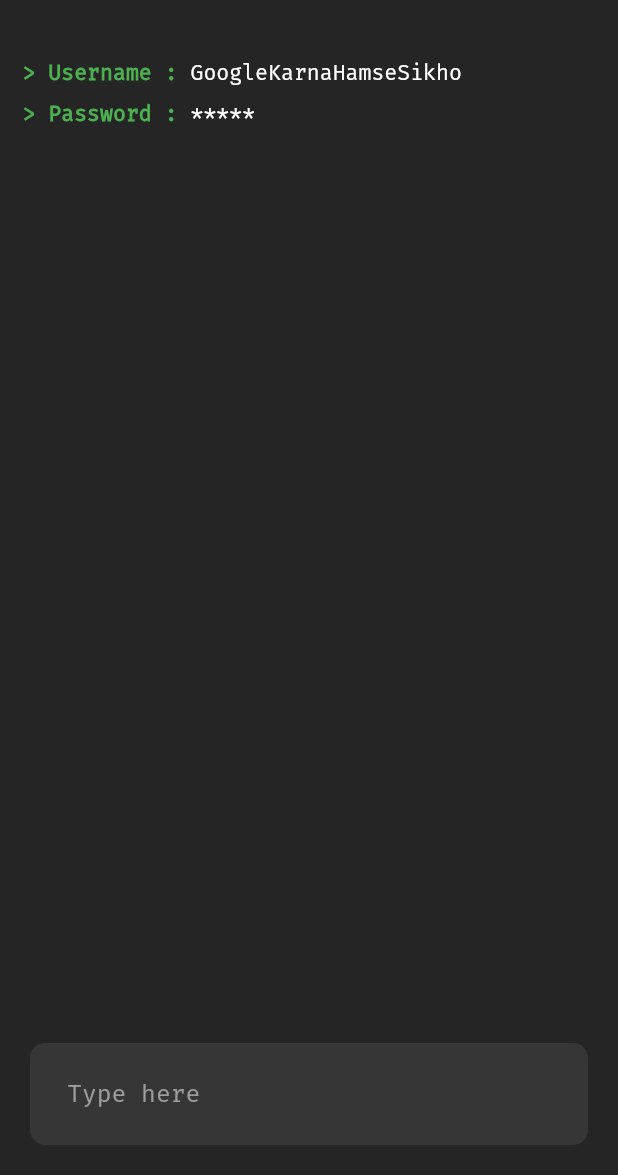
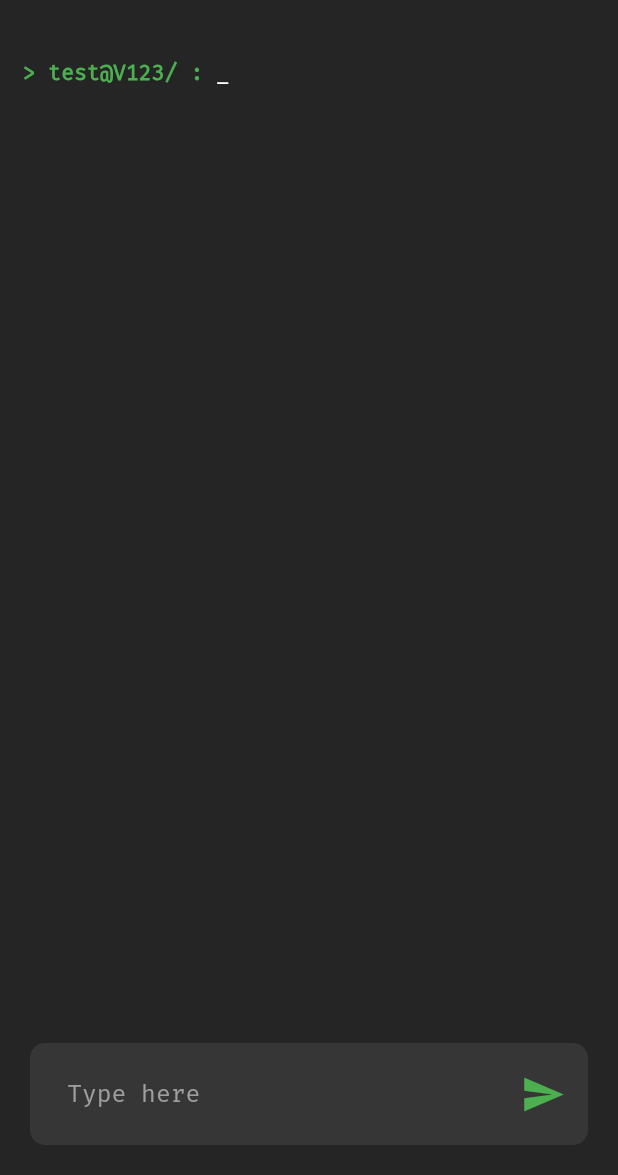
Before and after one commit to kkothari2001/twAIn, a Flutter app: the screen it shows after launch, on a phone screen of 412 x 824 dp, the part 61-1236 px from its top. Run offline on Flutter 3.47's test engine with Material 2 defaults, Android fonts, the light colour scheme and no system bars.

Commit message:
basic commands in mobile app

```diff
--- a/MobileApp/twain_app/lib/main.dart
+++ b/MobileApp/twain_app/lib/main.dart
@@ -1,8 +1,14 @@
 import 'package:flutter/material.dart';
+import 'package:twain_app/model/history.dart';
 
 void main() => runApp(MaterialApp(
   home: Home(),
 ));
+
+Map<String, String> commandsBook = {
+  'help' : 'Try \'ls\' and \'cd\' to navigate through the app.',
+};
+
 
 class HexColor extends Color {
   static int _getColorFromHex(String hexColor) {
@@ -23,8 +29,56 @@
 }
 
 class _HomeState extends State<Home> {
+  TextEditingController commandController = TextEditingController();
+  ScrollController _scrollController = new ScrollController();
+  List<History> histories = [];
+  String curDir = '/';
+
+  @override
+  void initState() {
+    // TODO: implement initState
+    super.initState();
+    History tempH = History(preCommand: 'test@V123' + curDir, command: '_', type: 0);
+    histories.add(tempH);
+  }
+
+  void setHistory(){
+    print('tap tap');
+      String commandtyped = commandController.text.trim();
+      // look thr my command book and check this command
+      History nextOutput;
+
+      if(commandtyped == 'help'){
+        nextOutput = History(preCommand: '', command: 'Try \'ls\' and \'cd\' to navigate through the app.', type: 1);
+      }else if(commandtyped.startsWith('cd')){
+        nextOutput = null;
+        String cdLoc = commandtyped.substring(3);
+        if(cdLoc == 'project'){
+          curDir = '/' + cdLoc + '/';
+        }
+      }else if(commandtyped == 'clear'){
+        nextOutput = History(preCommand: '', command: '😈 You can\'t clear your past.', type: 1);
+      }
+      else{
+        nextOutput = History(preCommand: '', command: 'Nothing like this exists.', type: 1);
+      }
+
+      setState(() {
+        histories[histories.length - 1].command = commandtyped;
+        if(nextOutput != null){
+          histories.add(nextOutput);
+        }
+        History tempH = History(preCommand: 'test@V123' + curDir, command: '_', type: 0);
+        histories.add(tempH);
+        commandController.clear();
+
+      });
+
+  }
+
   @override
   Widget build(BuildContext context) {
+
     return Scaffold(
       appBar: AppBar(
         backgroundColor: HexColor('252525'),
@@ -46,14 +100,19 @@
               child: Padding(
                 padding: const EdgeInsets.all(5.0),
                 child: Container(
-                  child: Column(
-                    children: <Widget>[
-                      Padding(
+                  child: ListView.builder(
+                    controller: _scrollController,
+                    //reverse: true,
+                    shrinkWrap: true,
+                    itemCount: histories.length,
+                    itemBuilder: (context, index){
+                      if(histories[index].type == 0){
+                        return Padding(
                           padding: const EdgeInsets.only(top: 10),
                           child: Row(
                             children: <Widget>[
                               Text(
-                              '> Username : ',
+                                '> ${histories[index].preCommand} : ',
                                 style: TextStyle(
                                   color: Colors.green,
                                   fontWeight: FontWeight.w600,
@@ -61,7 +120,7 @@
                                 ),
                               ),
                               Text(
-                              'GoogleKarnaHamseSikho',
+                                '${histories[index].command}',
                                 style: TextStyle(
                                   color: Colors.white,
                                   fontFamily: 'Firacode',
@@ -69,32 +128,77 @@
                               ),
                             ],
                           ),
-                      ),
-                      Padding(
+                        );
+                      }else if(histories[index].type == 1){
+                        return Padding(
                           padding: const EdgeInsets.only(top: 10),
                           child: Row(
                             children: <Widget>[
-                            Text(
-                              '> Password : ',
-                              style: TextStyle(
-                                color: Colors.green,
-                                fontWeight: FontWeight.w600,
-                                fontFamily: 'Firacode'
-                              ),
-                            ),
-                            Text(
-                              '*****',
+                              Flexible(
+                                child: Text(
+                                  '${histories[index].command}',
                                   style: TextStyle(
                                     color: Colors.white,
                                     fontFamily: 'Firacode',
                                   ),
                                 ),
+                              ),
                             ],
                           ),
+                        );
+                      }
+                    }
+
                   ),
+                  // child: Column(
+                  //   children: <Widget>[
+                  //     Padding(
+                  //       padding: const EdgeInsets.only(top: 10),
+                  //       child: Row(
+                  //         children: <Widget>[
+                  //           Text(
+                  //             '> Username : ',
+                  //             style: TextStyle(
+                  //               color: Colors.green,
+                  //               fontWeight: FontWeight.w600,
+                  //               fontFamily: 'Firacode'
+                  //             ),
+                  //           ),
+                  //           Text(
+                  //             'GoogleKarnaHamseSikho',
+                  //             style: TextStyle(
+                  //               color: Colors.white,
+                  //               fontFamily: 'Firacode',
+                  //             ),
+                  //           ),
+                  //         ],
+                  //       ),
+                  //     ),
+                  //     Padding(
+                  //       padding: const EdgeInsets.only(top: 10),
+                  //       child: Row(
+                  //         children: <Widget>[
+                  //           Text(
+                  //             '> Password : ',
+                  //             style: TextStyle(
+                  //               color: Colors.green,
+                  //               fontWeight: FontWeight.w600,
+                  //               fontFamily: 'Firacode'
+                  //             ),
+                  //           ),
+                  //           Text(
+                  //             '*****',
+                  //             style: TextStyle(
+                  //               color: Colors.white,
+                  //               fontFamily: 'Firacode',
+                  //             ),
+                  //           ),
+                  //         ],
+                  //       ),
+                  //     ),
 
-                    ],
-                  ),
+                  //   ],
+                  // ),
                 ),
               )
             ),
@@ -106,7 +210,13 @@
                   color: HexColor('363636'),
                   borderRadius: BorderRadius.circular(10.0)
                 ),
+                child: Row(
+                  //mainAxisSize: MainAxisSize.max,
+                  children: <Widget>[
+                    Expanded(
+                      child: Container(
                         child: TextField(
+                          controller: commandController,
                           decoration: InputDecoration(
                             hintText: ' Type here',
                             hintStyle: TextStyle(
@@ -114,7 +224,6 @@
                               fontFamily: 'Firacode'
                             ),
                             border: InputBorder.none,
-
                           ),
                           cursorColor: Colors.green,
                           cursorWidth: 5.0,
@@ -125,6 +234,21 @@
                         ),
                       ),
                     ),
+                    InkWell(
+                      onTap: (){
+                        setHistory();
+                        _scrollController.animateTo(
+                          _scrollController.position.maxScrollExtent,
+                          duration: const Duration(milliseconds: 300),
+                          curve: Curves.easeOut,
+                        );
+                      },
+                      child: Icon(Icons.send, color: Colors.green, size: 30,)
+                    ),
+                  ],
+                ),
+              ),
+            ),
           ],
         ),
       ),
--- /dev/null
+++ b/MobileApp/twain_app/lib/model/history.dart
@@ -0,0 +1,7 @@
+class History{
+  String preCommand; // Precommand is the green part
+  String command;  //Command is what the user enters
+  int type; //Type is what type of display it features
+
+  History({this.preCommand, this.command, this.type});
+}
```
Also changed, not shown: MobileApp/twain_app/pubspec.lock. Lines whose indentation alone changed are shown as unchanged.
